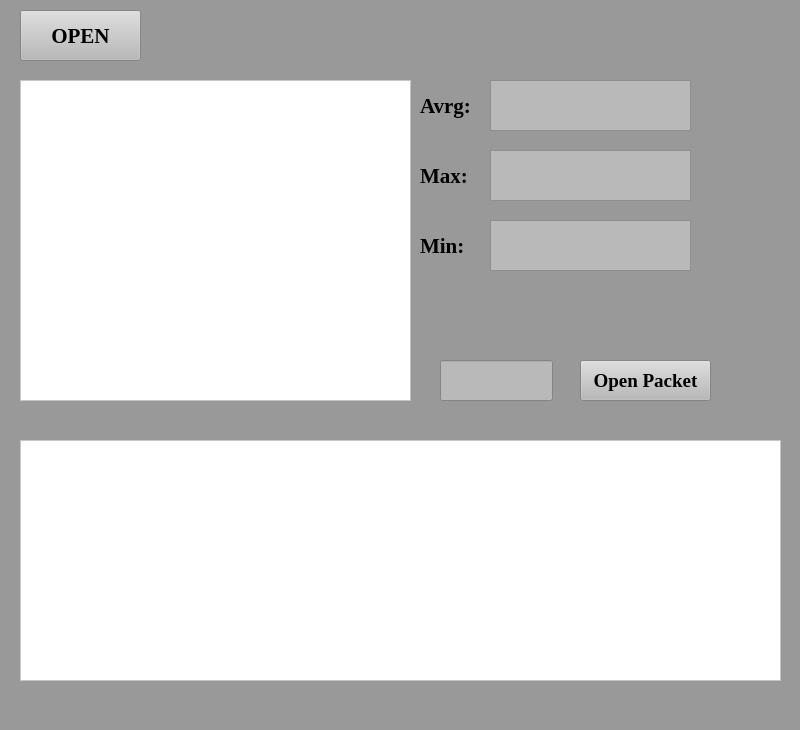
Above: sniffer.ui from Maier6614/anp before the change. Below: the same form after it.
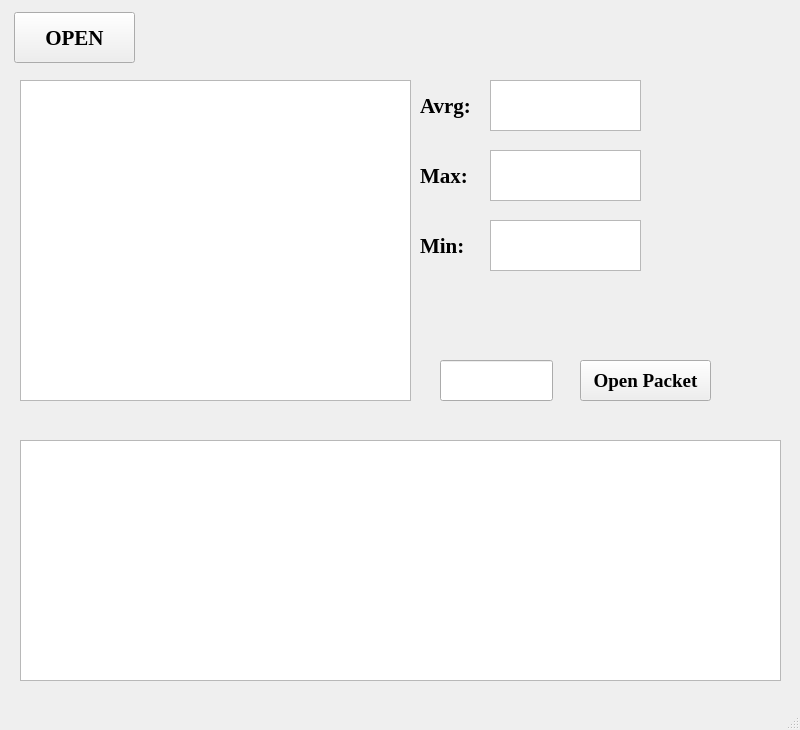
That is the form after the change.

```diff
--- a/sniffer.ui
+++ b/sniffer.ui
@@ -25,16 +25,12 @@
   <property name="windowTitle">
    <string>MainWindow</string>
   </property>
-  <property name="styleSheet">
-   <string notr="true">background-color: qconicalgradient(cx:0.5, cy:0.5, angle:0, stop:0 rgba(35, 40, 3, 255), stop:0.16 rgba(136, 106, 22, 255), stop:0.225 rgba(166, 140, 41, 255), stop:0.285 rgba(204, 181, 74, 255), stop:0.345 rgba(235, 219, 102, 255), stop:0.415 rgba(245, 236, 112, 255), stop:0.52 rgba(209, 190, 76, 255), stop:0.57 rgba(187, 156, 51, 255), stop:0.635 rgba(168, 142, 42, 255), stop:0.695 rgba(202, 174, 68, 255), stop:0.75 rgba(218, 202, 86, 255), stop:0.815 rgba(208, 187, 73, 255), stop:0.88 rgba(187, 156, 51, 255), stop:0.935 rgba(137, 108, 26, 255), stop:1 rgba(35, 40, 3, 255));
-background-color: rgb(153, 153, 153);</string>
-  </property>
   <widget class="QWidget" name="centralwidget">
    <widget class="QPushButton" name="Open">
     <property name="geometry">
      <rect>
-      <x>20</x>
-      <y>10</y>
+      <x>14</x>
+      <y>12</y>
       <width>121</width>
       <height>51</height>
      </rect>
@@ -47,9 +43,6 @@
       <bold>true</bold>
      </font>
     </property>
-    <property name="styleSheet">
-     <string notr="true">background-color: rgb(185, 185, 185);</string>
-    </property>
     <property name="text">
      <string>OPEN</string>
     </property>
@@ -70,9 +63,6 @@
       <bold>true</bold>
      </font>
     </property>
-    <property name="styleSheet">
-     <string notr="true">background-color: rgb(255, 255, 255);</string>
-    </property>
     <property name="readOnly">
      <bool>true</bool>
     </property>
@@ -82,7 +72,7 @@
      <rect>
       <x>490</x>
       <y>80</y>
-      <width>201</width>
+      <width>151</width>
       <height>51</height>
      </rect>
     </property>
@@ -93,9 +83,6 @@
       <bold>true</bold>
      </font>
     </property>
-    <property name="styleSheet">
-     <string notr="true">background-color: rgb(185, 185, 185);</string>
-    </property>
     <property name="readOnly">
      <bool>true</bool>
     </property>
@@ -105,7 +92,7 @@
      <rect>
       <x>490</x>
       <y>150</y>
-      <width>201</width>
+      <width>151</width>
       <height>51</height>
      </rect>
     </property>
@@ -116,9 +103,6 @@
       <bold>true</bold>
      </font>
     </property>
-    <property name="styleSheet">
-     <string notr="true">background-color: rgb(185, 185, 185);</string>
-    </property>
     <property name="readOnly">
      <bool>true</bool>
     </property>
@@ -127,7 +111,7 @@
 &lt;html&gt;&lt;head&gt;&lt;meta name=&quot;qrichtext&quot; content=&quot;1&quot; /&gt;&lt;style type=&quot;text/css&quot;&gt;
 p, li { white-space: pre-wrap; }
 &lt;/style&gt;&lt;/head&gt;&lt;body style=&quot; font-family:'MS Shell Dlg 2'; font-size:18pt; font-weight:600; font-style:normal;&quot;&gt;
-&lt;p style=&quot;-qt-paragraph-type:empty; margin-top:0px; margin-bottom:0px; margin-left:0px; margin-right:0px; -qt-block-indent:0; text-indent:0px; font-size:8pt; font-weight:400;&quot;&gt;&lt;br /&gt;&lt;/p&gt;&lt;/body&gt;&lt;/html&gt;</string>
+&lt;p style=&quot;-qt-paragraph-type:empty; margin-top:0px; margin-bottom:0px; margin-left:0px; margin-right:0px; -qt-block-indent:0; text-indent:0px; font-size:8.25pt; font-weight:400;&quot;&gt;&lt;br /&gt;&lt;/p&gt;&lt;/body&gt;&lt;/html&gt;</string>
     </property>
    </widget>
    <widget class="QTextEdit" name="Min">
@@ -135,7 +119,7 @@
      <rect>
       <x>490</x>
       <y>220</y>
-      <width>201</width>
+      <width>151</width>
       <height>51</height>
      </rect>
     </property>
@@ -146,9 +130,6 @@
       <bold>true</bold>
      </font>
     </property>
-    <property name="styleSheet">
-     <string notr="true">background-color: rgb(185, 185, 185);</string>
-    </property>
     <property name="readOnly">
      <bool>true</bool>
     </property>
@@ -157,7 +138,7 @@
 &lt;html&gt;&lt;head&gt;&lt;meta name=&quot;qrichtext&quot; content=&quot;1&quot; /&gt;&lt;style type=&quot;text/css&quot;&gt;
 p, li { white-space: pre-wrap; }
 &lt;/style&gt;&lt;/head&gt;&lt;body style=&quot; font-family:'MS Shell Dlg 2'; font-size:18pt; font-weight:600; font-style:normal;&quot;&gt;
-&lt;p style=&quot;-qt-paragraph-type:empty; margin-top:0px; margin-bottom:0px; margin-left:0px; margin-right:0px; -qt-block-indent:0; text-indent:0px; font-size:8pt; font-weight:400;&quot;&gt;&lt;br /&gt;&lt;/p&gt;&lt;/body&gt;&lt;/html&gt;</string>
+&lt;p style=&quot;-qt-paragraph-type:empty; margin-top:0px; margin-bottom:0px; margin-left:0px; margin-right:0px; -qt-block-indent:0; text-indent:0px; font-size:8.25pt; font-weight:400;&quot;&gt;&lt;br /&gt;&lt;/p&gt;&lt;/body&gt;&lt;/html&gt;</string>
     </property>
    </widget>
    <widget class="QLabel" name="label">
@@ -239,9 +220,6 @@
       <bold>true</bold>
      </font>
     </property>
-    <property name="styleSheet">
-     <string notr="true">background-color: rgb(185, 185, 185);</string>
-    </property>
    </widget>
    <widget class="QPushButton" name="pushButton">
     <property name="geometry">
@@ -260,9 +238,6 @@
       <bold>true</bold>
      </font>
     </property>
-    <property name="styleSheet">
-     <string notr="true">background-color: rgb(185, 185, 185);</string>
-    </property>
     <property name="text">
      <string>Open Packet</string>
     </property>
@@ -283,9 +258,6 @@
       <bold>true</bold>
      </font>
     </property>
-    <property name="styleSheet">
-     <string notr="true">background-color: rgb(255, 255, 255);</string>
-    </property>
     <property name="html">
      <string>&lt;!DOCTYPE HTML PUBLIC &quot;-//W3C//DTD HTML 4.0//EN&quot; &quot;http://www.w3.org/TR/REC-html40/strict.dtd&quot;&gt;
 &lt;html&gt;&lt;head&gt;&lt;meta name=&quot;qrichtext&quot; content=&quot;1&quot; /&gt;&lt;style type=&quot;text/css&quot;&gt;
@@ -301,7 +273,7 @@
      <x>0</x>
      <y>0</y>
      <width>800</width>
-     <height>26</height>
+     <height>21</height>
     </rect>
    </property>
   </widget>
```
